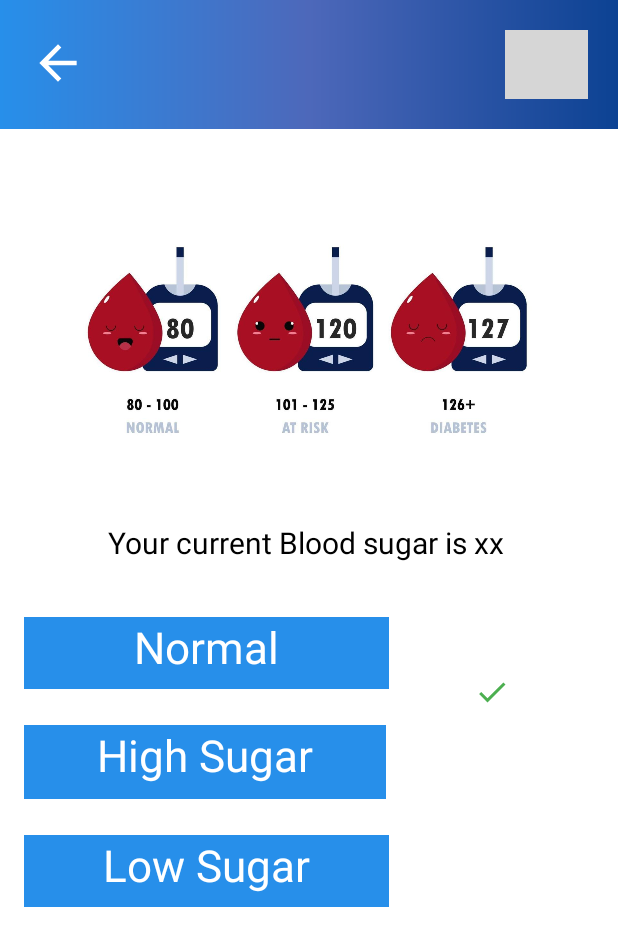
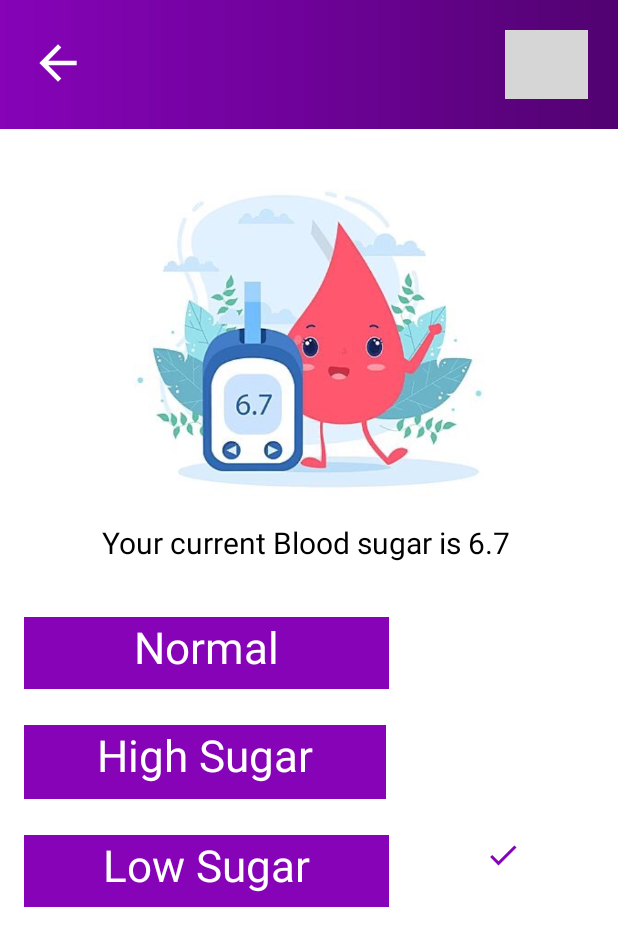
Before and after one commit to zakia1by0/Jononi_App, an Android app: the Bloodsugar screen opened directly, with no data from a screen before it, on a phone screen of 412 x 824 dp. Shown: the top 946 px of the screen. Run offline under Robolectric (Android 15) with nearby library versions, the phone set to English and light mode, and no system bars; grey boxes are pictures that could not be loaded.

Commit message:
prev+with some updated design

```diff
--- a/app/src/main/res/drawable/ic_baseline_check_24.xml
+++ b/app/src/main/res/drawable/ic_baseline_check_24.xml
@@ -3,7 +3,7 @@
     android:height="24dp"
     android:viewportWidth="24"
     android:viewportHeight="24"
-    android:tint="#4CAF50">
+    android:tint="#8603b8">
   <path
       android:fillColor="@android:color/white"
       android:pathData="M9,16.17L4.83,12l-1.42,1.41L9,19 21,7l-1.41,-1.41z"/>
--- a/app/src/main/res/drawable/toolcolor.xml
+++ b/app/src/main/res/drawable/toolcolor.xml
@@ -1,9 +1,9 @@
 <?xml version="1.0" encoding="utf-8"?>
 <shape xmlns:android="http://schemas.android.com/apk/res/android">
     <gradient
-        android:startColor="#278FEA"
-        android:centerColor="#4D68BA"
-        android:endColor="#0C4293">
+        android:startColor="#8603b8"
+        android:centerColor="#6e0298"
+        android:endColor="#510270">
     </gradient>
 
 </shape>
--- a/app/src/main/res/layout/activity_bloodsugar.xml
+++ b/app/src/main/res/layout/activity_bloodsugar.xml
@@ -16,7 +16,7 @@
         android:layout_marginStart="16dp"
         android:layout_marginTop="24dp"
         android:layout_marginEnd="135dp"
-        android:background="#FF278FEA"
+        android:background="#8603b8"
         android:capitalize="none"
         android:text="Low Sugar"
         android:textAlignment="center"
@@ -35,7 +35,7 @@
         android:layout_marginStart="16dp"
         android:layout_marginTop="24dp"
         android:layout_marginEnd="135dp"
-        android:background="#FF278FEA"
+        android:background="#8603b8"
         android:capitalize="none"
         android:text="High Sugar"
         android:textAlignment="center"
@@ -61,7 +61,7 @@
         app:layout_constraintStart_toStartOf="parent"
         app:layout_constraintTop_toBottomOf="@+id/include2"
         app:layout_constraintVertical_bias="0.113"
-        app:srcCompat="@drawable/bs" />
+        app:srcCompat="@drawable/blood_sugar" />
 
     <TextView
         android:id="@+id/textView"
@@ -71,7 +71,7 @@
         android:layout_marginStart="60dp"
         android:layout_marginTop="12dp"
         android:layout_marginEnd="60dp"
-        android:text="Your current Blood sugar is xx "
+        android:text="Your current Blood sugar is 6.7 "
         android:textAlignment="center"
         android:textColor="@color/black"
         android:textSize="20dp"
@@ -87,7 +87,7 @@
         android:layout_marginStart="16dp"
         android:layout_marginTop="36dp"
         android:layout_marginEnd="135dp"
-        android:background="#FF278FEA"
+        android:background="#8603b8"
         android:capitalize="none"
         android:text="Normal"
         android:textAlignment="center"
@@ -102,18 +102,14 @@
         android:id="@+id/imageButton6"
         android:layout_width="57dp"
         android:layout_height="68dp"
-        android:layout_marginEnd="28dp"
-        android:layout_marginBottom="204dp"
+        android:layout_marginTop="536dp"
         android:background="#FFFFFF"
-        app:layout_constraintBottom_toBottomOf="parent"
         app:layout_constraintEnd_toEndOf="parent"
-        app:layout_constraintHorizontal_bias="0.597"
-        app:layout_constraintStart_toEndOf="@+id/textView2"
-        app:layout_constraintTop_toBottomOf="@+id/textView"
-        app:layout_constraintVertical_bias="0.296"
+        app:layout_constraintHorizontal_bias="0.864"
+        app:layout_constraintStart_toStartOf="@+id/include2"
+        app:layout_constraintTop_toTopOf="parent"
         app:srcCompat="@drawable/ic_baseline_check_24"
         tools:ignore="SpeakableTextPresentCheck" />
 
 
-
 </androidx.constraintlayout.widget.ConstraintLayout>
--- a/app/src/main/res/layout/sos2_element.xml
+++ b/app/src/main/res/layout/sos2_element.xml
@@ -16,7 +16,7 @@
         android:layout_marginStart="60dp"
         android:layout_marginTop="44dp"
         android:layout_marginEnd="59dp"
-        android:backgroundTint="#26BC2C"
+        android:backgroundTint="#8603b8"
         android:text="SOS Confirmed "
         android:textColor="@color/white"
         android:textSize="20dp"
@@ -50,7 +50,7 @@
         android:layout_marginEnd="59dp"
         android:ems="10"
         android:inputType="phone"
-        android:text="0175xxxxxxxx"
+        android:text="01753861142"
         android:textSize="25dp"
         app:layout_constraintEnd_toEndOf="parent"
         app:layout_constraintHorizontal_bias="0.0"
--- a/app/src/main/res/layout/sos2_segment.xml
+++ b/app/src/main/res/layout/sos2_segment.xml
@@ -2,7 +2,7 @@
 <RelativeLayout xmlns:android="http://schemas.android.com/apk/res/android"
     android:layout_width="wrap_content"
     android:layout_height="wrap_content"
-    android:background="#278FEA"
+    android:background="#8603b8"
     android:paddingTop="80dp">
     <RelativeLayout
         android:layout_width="match_parent"
--- a/app/src/main/res/layout/sos_element.xml
+++ b/app/src/main/res/layout/sos_element.xml
@@ -11,7 +11,7 @@
         android:layout_width="283dp"
         android:layout_height="70dp"
         android:layout_marginBottom="93dp"
-        android:backgroundTint="#26BC2C"
+        android:backgroundTint="#8603b8"
         android:text="SOS Confirm"
         android:textColor="@color/white"
         android:textSize="20dp"
```
Also changed, not shown: app/src/main/res/layout/activity_babykickcount.xml (+5 -5 lines), app/src/main/res/layout/activity_bloodpressure.xml (+5 -5 lines), app/src/main/res/layout/activity_bmi.xml (+106 -0 lines), app/src/main/res/layout/activity_bmi_input.xml (+3 -4 lines), app/src/main/res/layout/activity_dashboard.xml (+8 -4 lines), app/src/main/res/layout/activity_heartrate.xml (+5 -5 lines), app/src/main/res/drawable-v24/b_m_i.jpg (added), app/src/main/res/drawable-v24/blood_p.jpg (added), app/src/main/res/drawable-v24/blood_sugar.jpg (added), app/src/main/res/drawable-v24/heart.jpg (added).
